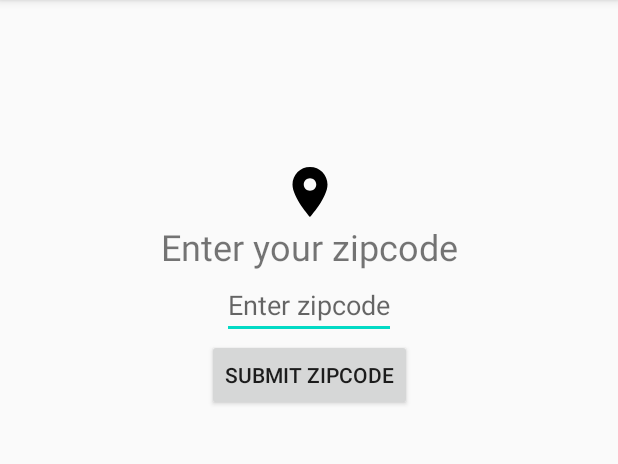
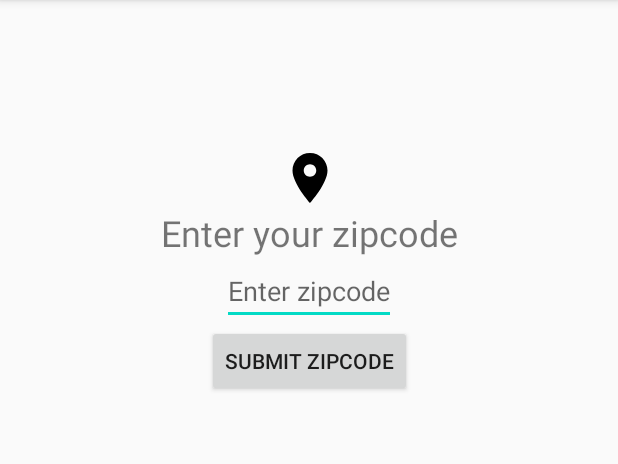
Before and after one commit to sunny852206/AD340, an Android app: the screen it shows after launch (MainActivity), on a phone screen of 412 x 824 dp, the part 84-548 px from its top. Run offline under Robolectric (Android 15) with nearby library versions, the phone set to English and light mode, and no system bars.

Commit message:
assignment5 instead of 4

```diff
--- a/app/build.gradle
+++ b/app/build.gradle
@@ -32,8 +32,10 @@ dependencies {
     implementation 'androidx.core:core-ktx:1.0.2'
     implementation 'androidx.constraintlayout:constraintlayout:1.1.3'
     implementation 'androidx.recyclerview:recyclerview:1.1.0'
+    implementation 'androidx.legacy:legacy-support-v4:1.0.0'
     testImplementation 'junit:junit:4.12'
     androidTestImplementation 'androidx.test.ext:junit:1.1.1'
     androidTestImplementation 'androidx.test.espresso:espresso-core:3.2.0'
     implementation 'androidx.recyclerview:recyclerview:1.1.0'
+    implementation 'com.google.android.material:material:1.0.0'
 }
--- /dev/null
+++ b/app/src/main/java/com/vq37vhr/io/ad340/AppNavigator.kt
@@ -0,0 +1,6 @@
+package com.vq37vhr.io.ad340
+
+interface AppNavigator {
+    fun navigateToCurrentForecast(zipcode: String)
+    fun navigatorToLocationEntry()
+}
--- a/app/src/main/java/com/vq37vhr/io/ad340/MainActivity.kt
+++ b/app/src/main/java/com/vq37vhr/io/ad340/MainActivity.kt
@@ -14,8 +14,10 @@ import androidx.lifecycle.Observer
 import androidx.recyclerview.widget.LinearLayoutManager
 import androidx.recyclerview.widget.RecyclerView
 import com.vq37vhr.io.ad340.details.ForecastDetailsActivity
+import com.vq37vhr.io.ad340.forecast.CurrentForecastFragment
+import com.vq37vhr.io.ad340.location.LocationEntryFragment
 
-class MainActivity : AppCompatActivity() {
+class MainActivity : AppCompatActivity(), AppNavigator {
 
     private val forecastRepository = ForecastRepository()
     private lateinit var tempDisplaySettingManager: TempDisplaySettingManager
@@ -28,32 +30,10 @@ class MainActivity : AppCompatActivity() {
 
         tempDisplaySettingManager = TempDisplaySettingManager(this)
 
-        val zipcodeEditText: EditText = findViewById(R.id.zipcodeEditText)
-        val enterButton: Button = findViewById(R.id.enterButton)
-
-        enterButton.setOnClickListener {
-            val zipcode: String = zipcodeEditText.text.toString()
-
-            if (zipcode.length != 5) {
-                Toast.makeText(this, R.string.zipcode_entry_error, Toast.LENGTH_SHORT).show()
-            } else {
-                forecastRepository.loadForecast(zipcode)
-            }
-        }
-
-        val dailyForecastList: RecyclerView = findViewById(R.id.dailyForecastList)
-        dailyForecastList.layoutManager = LinearLayoutManager(this)
-        val dailyForecastAdapter = DailyForecastAdapter(tempDisplaySettingManager) {forecast ->
-            showForecastDetails(forecast)
-        }
-        dailyForecastList.adapter = dailyForecastAdapter
-
-        // Create the observer which updates the UI in response to forecast updates
-        val weeklyForecastObserver = Observer<List<DailyForecast>> {forecastItems ->
-            // update our list adapter
-            dailyForecastAdapter.submitList(forecastItems)
-        }
-        forecastRepository.weeklyForecast.observe(this, weeklyForecastObserver)
+        supportFragmentManager
+            .beginTransaction()
+            .add(R.id.fragmentContainer, LocationEntryFragment())
+            .commit()
     }
 
     override fun onCreateOptionsMenu(menu: Menu?): Boolean {
@@ -73,10 +53,17 @@ class MainActivity : AppCompatActivity() {
         }
     }
 
-    private fun showForecastDetails(forecast: DailyForecast){
-        val forecastDetailsIntent = Intent(this, ForecastDetailsActivity::class.java)
-        forecastDetailsIntent.putExtra("key_temp", forecast.temp)
-        forecastDetailsIntent.putExtra("key_description", forecast.description)
-        startActivity(forecastDetailsIntent)
+    override fun navigateToCurrentForecast(zipcode: String) {
+        supportFragmentManager
+            .beginTransaction()
+            .replace(R.id.fragmentContainer, CurrentForecastFragment.newInstance(zipcode))
+            .commit()
     }
+
+    override fun navigatorToLocationEntry() {
+        supportFragmentManager
+            .beginTransaction()
+            .replace(R.id.fragmentContainer, LocationEntryFragment())
+            .commit()
+            }
 }
--- a/app/src/main/java/com/vq37vhr/io/ad340/forecast/CurrentForecastFragment.kt
+++ b/app/src/main/java/com/vq37vhr/io/ad340/forecast/CurrentForecastFragment.kt
@@ -46,6 +46,7 @@ class CurrentForecastFragment : Fragment() {
             appNavigator.navigatorToLocationEntry()
         }
 
+
         val dailyForecastList: RecyclerView = view.findViewById(R.id.dailyForecastList)
         dailyForecastList.layoutManager = LinearLayoutManager(requireContext())
         val dailyForecastAdapter = DailyForecastAdapter(tempDisplaySettingManager) {
--- /dev/null
+++ b/app/src/main/java/com/vq37vhr/io/ad340/location/LocationEntryFragment.kt
@@ -0,0 +1,52 @@
+package com.vq37vhr.io.ad340.location
+
+import android.content.Context
+import android.os.Bundle
+import androidx.fragment.app.Fragment
+import android.view.LayoutInflater
+import android.view.View
+import android.view.ViewGroup
+import android.widget.Button
+import android.widget.EditText
+import android.widget.Toast
+import com.vq37vhr.io.ad340.AppNavigator
+
+import com.vq37vhr.io.ad340.R
+
+/**
+ * A simple [Fragment] subclass.
+ */
+class LocationEntryFragment : Fragment() {
+
+    private lateinit var appNavigator: AppNavigator
+
+    override fun onAttach(context: Context?) {
+        super.onAttach(context)
+        appNavigator = context as AppNavigator
+    }
+
+    override fun onCreateView(
+        inflater: LayoutInflater, container: ViewGroup?,
+        savedInstanceState: Bundle?
+    ): View? {
+        // Inflate the layout for this fragment
+        val view = inflater.inflate(R.layout.fragment_location_entry, container, false)
+
+        val zipcodeEditText: EditText = view.findViewById(R.id.zipcodeEditText)
+        val enterButton: Button = view.findViewById(R.id.enterButton)
+
+        enterButton.setOnClickListener {
+            val zipcode: String = zipcodeEditText.text.toString()
+
+
+            if (zipcode.length != 5) {
+                Toast.makeText(requireContext(), R.string.zipcode_entry_error, Toast.LENGTH_SHORT).show()
+            } else {
+                appNavigator.navigateToCurrentForecast(zipcode)
+            }
+        }
+
+        return view
+    }
+
+}
--- a/app/src/main/res/layout/activity_main.xml
+++ b/app/src/main/res/layout/activity_main.xml
@@ -3,63 +3,20 @@
     xmlns:android="http://schemas.android.com/apk/res/android"
     xmlns:app="http://schemas.android.com/apk/res-auto"
     xmlns:tools="http://schemas.android.com/tools"
+    android:id="@+id/root"
     android:layout_width="match_parent"
     android:layout_height="match_parent"
     tools:context=".MainActivity"
     >
 
-    <TextView
-        android:id="@+id/title"
-        android:layout_width="wrap_content"
-        android:layout_height="wrap_content"
-        android:text="Enter your zipcode"
-        android:textSize="@dimen/title_text_height"
-        app:layout_constraintBottom_toTopOf="@+id/zipcodeEditText"
-        app:layout_constraintEnd_toEndOf="@+id/zipcodeEditText"
-        app:layout_constraintStart_toStartOf="@+id/zipcodeEditText" />
-
-    <ImageView
-        android:id="@+id/icon"
-        android:layout_width="@dimen/zipcode_entry_icon_size"
-        android:layout_height="@dimen/zipcode_entry_icon_size"
-        android:src="@drawable/ic_location_on_black_24dp"
-        app:layout_constraintBottom_toTopOf="@+id/title"
-        app:layout_constraintEnd_toEndOf="@+id/title"
-        app:layout_constraintStart_toStartOf="@+id/title" />
-
-    <EditText
-        android:id="@+id/zipcodeEditText"
-        android:layout_width="wrap_content"
-        android:layout_height="wrap_content"
-        android:hint="Enter zipcode"
-        android:inputType="number"
-        app:layout_constraintBottom_toBottomOf="parent"
+    <FrameLayout
+        android:id="@+id/fragmentContainer"
+        android:layout_width="0dp"
+        android:layout_height="0dp"
+        app:layout_constraintTop_toTopOf="parent"
         app:layout_constraintEnd_toEndOf="parent"
         app:layout_constraintStart_toStartOf="parent"
-        app:layout_constraintTop_toTopOf="parent"
-        app:layout_constraintVertical_bias="0.25" />
-
-    <Button
-        android:id="@+id/enterButton"
-        android:layout_width="wrap_content"
-        android:layout_height="wrap_content"
-        android:text="Submit Zipcode"
-        app:layout_constraintEnd_toEndOf="@+id/zipcodeEditText"
-        app:layout_constraintStart_toStartOf="@+id/zipcodeEditText"
-        app:layout_constraintTop_toBottomOf="@+id/zipcodeEditText" />
-
-    <androidx.recyclerview.widget.RecyclerView
-        android:id="@+id/dailyForecastList"
-        android:layout_width="0dp"
-        android:layout_height="0dp"
-        android:layout_marginStart="16dp"
-        android:layout_marginTop="16dp"
-        android:layout_marginEnd="16dp"
-        android:background="#FAFAFA "
         app:layout_constraintBottom_toBottomOf="parent"
-        app:layout_constraintEnd_toEndOf="parent"
-        app:layout_constraintStart_toStartOf="parent"
-        app:layout_constraintTop_toBottomOf="@+id/enterButton" />
-
+        />
 
 </androidx.constraintlayout.widget.ConstraintLayout>
--- /dev/null
+++ b/app/src/main/res/layout/fragment_location_entry.xml
@@ -0,0 +1,51 @@
+<?xml version="1.0" encoding="utf-8"?>
+<androidx.constraintlayout.widget.ConstraintLayout
+    xmlns:android="http://schemas.android.com/apk/res/android"
+    xmlns:app="http://schemas.android.com/apk/res-auto"
+    xmlns:tools="http://schemas.android.com/tools"
+    android:layout_width="match_parent"
+    android:layout_height="match_parent"
+    tools:context=".location.LocationEntryFragment">
+
+    <TextView
+        android:id="@+id/title"
+        android:layout_width="wrap_content"
+        android:layout_height="wrap_content"
+        android:text="Enter your zipcode"
+        android:textSize="@dimen/title_text_height"
+        app:layout_constraintBottom_toTopOf="@+id/zipcodeEditText"
+        app:layout_constraintEnd_toEndOf="@+id/zipcodeEditText"
+        app:layout_constraintStart_toStartOf="@+id/zipcodeEditText" />
+
+    <ImageView
+        android:id="@+id/icon"
+        android:layout_width="@dimen/zipcode_entry_icon_size"
+        android:layout_height="@dimen/zipcode_entry_icon_size"
+        android:src="@drawable/ic_location_on_black_24dp"
+        app:layout_constraintBottom_toTopOf="@+id/title"
+        app:layout_constraintEnd_toEndOf="@+id/title"
+        app:layout_constraintStart_toStartOf="@+id/title" />
+
+    <EditText
+        android:id="@+id/zipcodeEditText"
+        android:layout_width="wrap_content"
+        android:layout_height="wrap_content"
+        android:layout_marginTop="16dp"
+        android:hint="Enter zipcode"
+        android:inputType="number"
+        app:layout_constraintBottom_toBottomOf="parent"
+        app:layout_constraintEnd_toEndOf="parent"
+        app:layout_constraintStart_toStartOf="parent"
+        app:layout_constraintTop_toTopOf="parent"
+        app:layout_constraintVertical_bias="0.22000003" />
+
+    <Button
+        android:id="@+id/enterButton"
+        android:layout_width="wrap_content"
+        android:layout_height="wrap_content"
+        android:text="Submit Zipcode"
+        app:layout_constraintEnd_toEndOf="@+id/zipcodeEditText"
+        app:layout_constraintStart_toStartOf="@+id/zipcodeEditText"
+        app:layout_constraintTop_toBottomOf="@+id/zipcodeEditText" />
+
+</androidx.constraintlayout.widget.ConstraintLayout>
--- a/app/src/main/res/layout/item_daily_forecast.xml
+++ b/app/src/main/res/layout/item_daily_forecast.xml
@@ -1,11 +1,9 @@
 <?xml version="1.0" encoding="utf-8"?>
-<androidx.constraintlayout.widget.ConstraintLayout
-    xmlns:android="http://schemas.android.com/apk/res/android"
+<androidx.constraintlayout.widget.ConstraintLayout xmlns:android="http://schemas.android.com/apk/res/android"
     xmlns:app="http://schemas.android.com/apk/res-auto"
     xmlns:tools="http://schemas.android.com/tools"
     android:layout_width="match_parent"
     android:layout_height="80dp"
-    android:background="@color/forecast_item_background"
     android:foreground="?attr/selectableItemBackground"
     android:clickable="true"
     >
--- a/app/src/main/res/values/strings.xml
+++ b/app/src/main/res/values/strings.xml
@@ -6,4 +6,7 @@
     <string name="zipcode_entry_error">ERROR: Please enter valid zipcode</string>
 
     <string name="forecast_clicked_format">Forecast: %1$.2f %2$s</string>
+
+    <!-- TODO: Remove or change this placeholder text -->
+    <string name="hello_blank_fragment">Hello blank fragment</string>
 </resources>
```
Also changed, not shown: app/src/main/res/layout/fragment_current_forecast.xml (added, +33 -0 lines).
